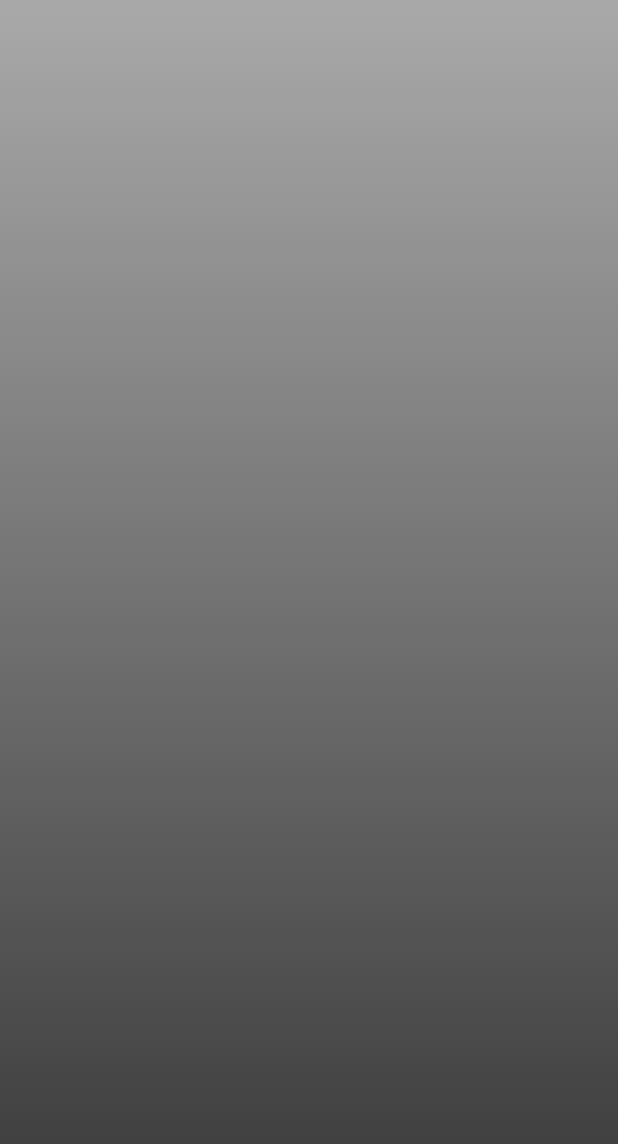
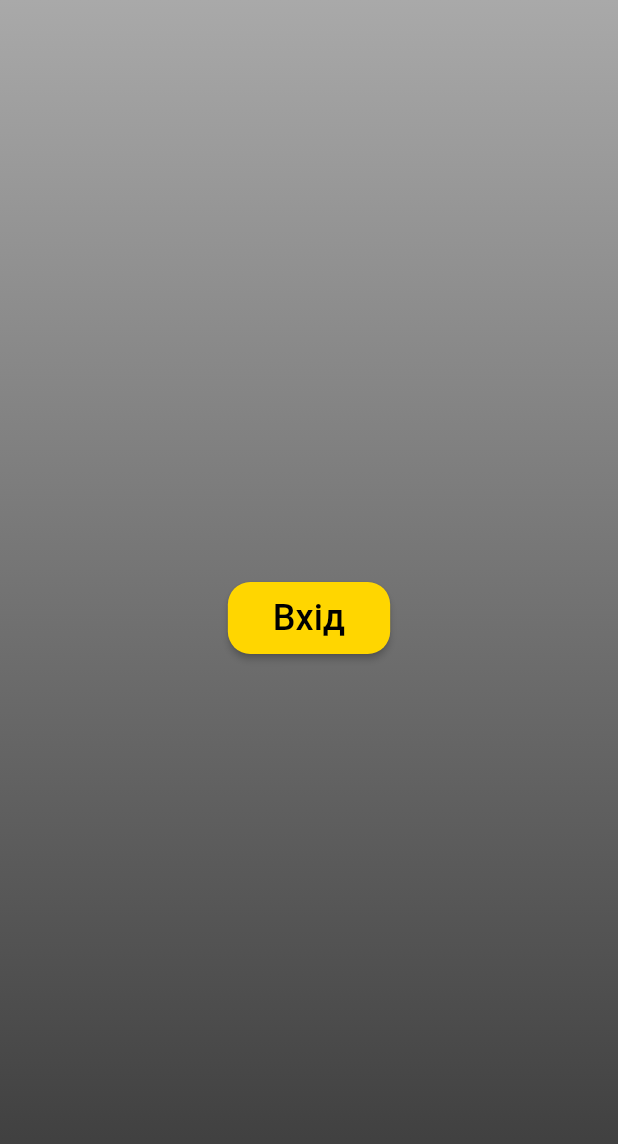
Before and after one commit to Rimbo537/task_manager, a Flutter app: the screen it shows after launch, on a phone screen of 412 x 824 dp. Shown: the top 1144 px of the screen. Run offline on Flutter 3.47's test engine with Material 2 defaults, Android fonts, the phone set to English and light mode, and no system bars.

Commit message:
create logIn screen

```diff
--- a/lib/main.dart
+++ b/lib/main.dart
@@ -16,7 +16,7 @@ class MyApp extends StatelessWidget {
       theme: ThemeData(
         primarySwatch: Colors.blue,
       ),
-      home: BackgroundWidget(
+      home: const BackgroundWidget(
         child: LogInScreen(),
       ),
     );
--- a/lib/ui/screens/log_in/log_in.dart
+++ b/lib/ui/screens/log_in/log_in.dart
@@ -1,19 +1,11 @@
 import 'package:flutter/material.dart';
+import 'package:task_manager/ui/widgets/log_in/log_in.dart';
 
 class LogInScreen extends StatelessWidget {
   const LogInScreen({super.key});
 
   @override
   Widget build(BuildContext context) {
-    return Scaffold(
-      body: Container(
-        decoration: const BoxDecoration(
-          gradient: LinearGradient(
-              colors: [Color(0xFFA9A9A9), Color(0xFF383838)],
-              begin: Alignment.topCenter,
-              end: Alignment.bottomCenter),
-        ),
-      ),
-    );
+    return const LogInWidget();
   }
 }
--- a/lib/ui/widgets/components/bg_widget.dart
+++ b/lib/ui/widgets/components/bg_widget.dart
@@ -2,6 +2,7 @@ import 'package:flutter/material.dart';
 
 class BackgroundWidget extends StatelessWidget {
   final Widget child;
+
   const BackgroundWidget({super.key, required this.child});
 
   @override
--- /dev/null
+++ b/lib/ui/widgets/components/custom_button.dart
@@ -0,0 +1,38 @@
+import 'package:flutter/material.dart';
+
+class CustomButton extends StatelessWidget {
+  final String text;
+  final Color? bgColor;
+  final EdgeInsetsGeometry? padding;
+  final Widget? child;
+  final VoidCallback onPressed;
+
+  const CustomButton({
+    super.key,
+    required this.text,
+    this.bgColor,
+    this.padding,
+    this.child,
+    required this.onPressed,
+  });
+
+  @override
+  Widget build(BuildContext context) {
+    return ElevatedButton(
+      style: ElevatedButton.styleFrom(
+          shape: RoundedRectangleBorder(
+            borderRadius: BorderRadius.circular(15),
+          ),
+          backgroundColor: bgColor ?? const Color(0xFFFFD600),
+          padding: padding ??
+              const EdgeInsets.symmetric(horizontal: 30, vertical: 10)),
+      child: child ??
+          Text(
+            text,
+            style: const TextStyle(
+                color: Colors.black, fontSize: 24, fontWeight: FontWeight.w500),
+          ),
+      onPressed: () {},
+    );
+  }
+}
--- /dev/null
+++ b/lib/ui/widgets/log_in/log_in.dart
@@ -0,0 +1,16 @@
+import 'package:flutter/material.dart';
+import 'package:task_manager/ui/widgets/components/custom_button.dart';
+
+class LogInWidget extends StatelessWidget {
+  const LogInWidget({super.key});
+
+  @override
+  Widget build(BuildContext context) {
+    return Center(
+      child: CustomButton(
+        text: 'Вхід',
+        onPressed: () {},
+      ),
+    );
+  }
+}
```
